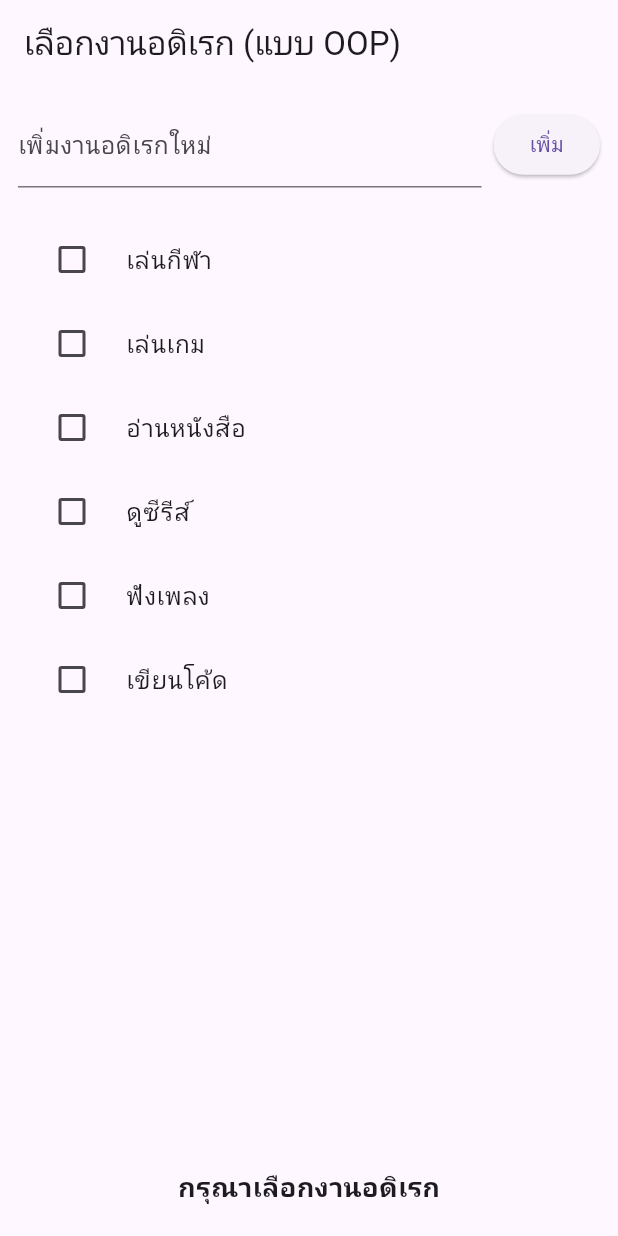
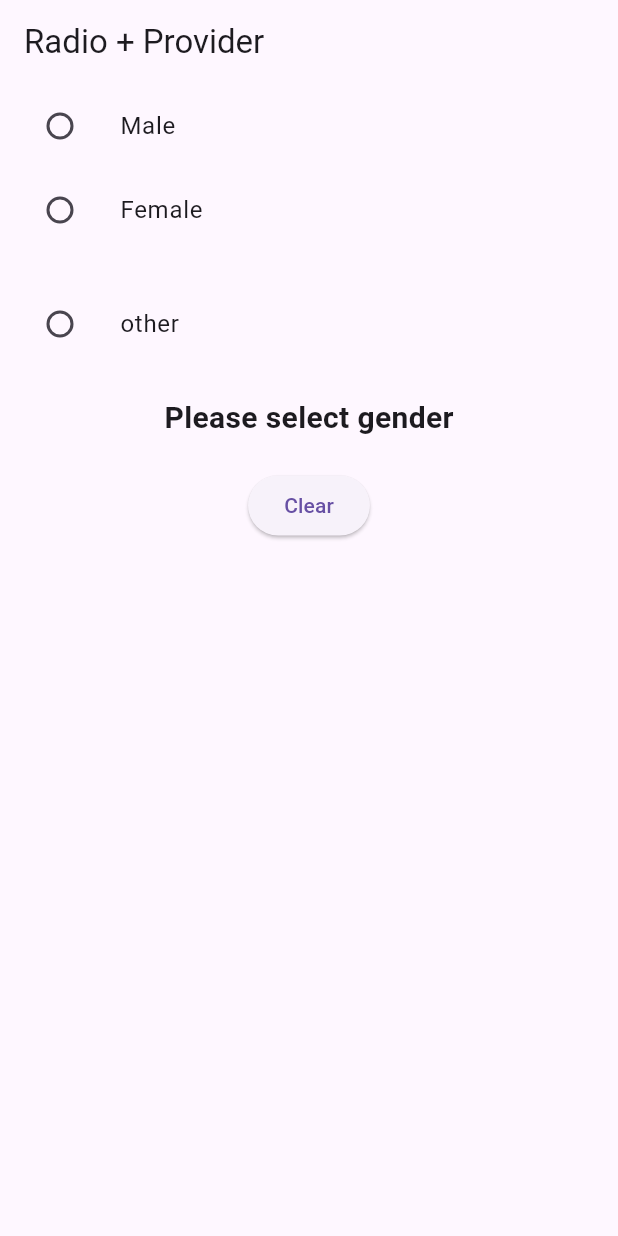
Before and after one commit to fanb1t/mobile-flutter, a Flutter app: the screen it shows after launch, on a phone screen of 412 x 824 dp. Run offline on Flutter 3.47's test engine with Material 3 defaults, Android fonts, the light colour scheme and no system bars.

Commit message:
เรียนprovider

```diff
--- a/lib/main.dart
+++ b/lib/main.dart
@@ -1,140 +1,98 @@
 import 'package:flutter/material.dart';
+import 'package:provider/provider.dart';
 
-void main() => runApp(const MyApp());
+// การแจ้งเตือน rpovider เมื่อมีการเปลี่ยนแปลงข้อมูลจากlogicคำนวณจะส่งแจ้งเตือน UI
+void main() {
+  runApp(
+    ChangeNotifierProvider(
+      create: (_) => GenderProvider(),
+      child: MyApp(),
+    ),
+  );
+}
 
+// Main app widget
 class MyApp extends StatelessWidget {
-  const MyApp({super.key});
   @override
   Widget build(BuildContext context) {
-    return const MaterialApp(home: HobbyPage());
+    return MaterialApp(
+      title: 'Radio + Provider',
+      home: GenderScreen(),
+    );
   }
 }
 
-// โมเดลแบบ OOP สำหรับเก็บข้อมูลแต่ละ checkbox
-class HobbyItem {
-  final String name;
-  bool selected;
-  HobbyItem(this.name, {this.selected = false});
+// State management class
+class GenderProvider with ChangeNotifier {
+  String? _selectedGender;
+
+  String? get selectedGender => _selectedGender;
+
+  void selectGender(String gender) {
+    _selectedGender = gender;
+    notifyListeners(); // ����� UI rebuild
   }
 
-class HobbyPage extends StatefulWidget {
-  const HobbyPage({super.key});
-  @override
-  State<HobbyPage> createState() => _HobbyPageState();
+  void clearGender() {
+    _selectedGender = null;
+    notifyListeners();
+  }
 }
 
-class _HobbyPageState extends State<HobbyPage> {
-  final List<HobbyItem> _items = [
-    HobbyItem('เล่นกีฬา'),
-    HobbyItem('เล่นเกม'),
-    HobbyItem('อ่านหนังสือ'),
-    HobbyItem('ดูซีรีส์'),
-    HobbyItem('ฟังเพลง'),
-    HobbyItem('เขียนโค้ด'),
-  ];
-
-  final TextEditingController _controller = TextEditingController();
-  final int maxSelected = 4; // เปลี่ยนค่าตามต้องการ
-
-  int get selectedCount => _items.where((e) => e.selected).length;
-
-  void _toggleItem(int index, bool? value) {
-    final bool newVal = value ?? false;
-    // บังคับจำกัดจำนวน ถ้าพยายามเลือกเพิ่มเมื่อถึง limit ให้แจ้งเตือน
-    if (newVal && selectedCount >= maxSelected) {
-      ScaffoldMessenger.of(context).showSnackBar(
-        SnackBar(content: Text('คุณไม่สามารถเลือกเกิน $maxSelected งานอดิเรก')),
-      );
-      return;
-    }
-
-    setState(() {
-      _items[index].selected = newVal;
-    });
-  }
-
-  void _addItem() {
-    final text = _controller.text.trim();
-    if (text.isEmpty) return;
-    setState(() {
-      _items.add(HobbyItem(text));
-      _controller.clear();
-    });
-  }
-
-  @override
-  void dispose() {
-    _controller.dispose();
-    super.dispose();
-  }
-
-  Widget _buildList() {
-    return ListView.builder(
-      padding: const EdgeInsets.symmetric(vertical: 8),
-      itemCount: _items.length,
-      itemBuilder: (context, i) {
-        final item = _items[i];
-        return CheckboxListTile(
-          title: Text(item.name),
-          value: item.selected,
-          onChanged: (v) => _toggleItem(i, v),
-          controlAffinity: ListTileControlAffinity.leading,
-        );
-      },
-    );
-  }
-
+// UI widget
+class GenderScreen extends StatelessWidget {
   @override
   Widget build(BuildContext context) {
+    final genderProvider = context.watch<GenderProvider>();  //  ที่สำคัญมีการสังเกตจาก  provider คำนวณ
+
     return Scaffold(
-      appBar: AppBar(title: const Text('เลือกงานอดิเรก (แบบ OOP)')),
-      body: Padding(
-        padding: const EdgeInsets.all(12),
-        child: Column(
+      appBar: AppBar(title: Text('Radio + Provider')),
+      body: Column(
         children: [
-            // ช่องเพิ่มรายการใหม่ (optional)
-            Row(
-              children: [
-                Expanded(
-                  child: TextField(
-                    controller: _controller,
-                    decoration: const InputDecoration(
-                      labelText: 'เพิ่มงานอดิเรกใหม่',
-                      hintText: 'เช่น วาดรูป, ปลูกต้นไม้',
-                    ),
-                    onSubmitted: (_) => _addItem(),
+          ListTile(
+            title: Text("Male"),
+            leading: Radio<String>(
+              value: "Male",
+              groupValue: genderProvider.selectedGender,
+              onChanged: (value) {
+                genderProvider.selectGender(value!);
+              },
             ),
           ),
-                const SizedBox(width: 8),
-                ElevatedButton(onPressed: _addItem, child: const Text('เพิ่ม')),
-              ],
-            ),
-            const SizedBox(height: 12),
-
-            // รายการ checkbox (เลื่อนดูได้)
-            Expanded(child: _buildList()),
-
-            const SizedBox(height: 12),
-
-            // ข้อความสรุป + ข้อความเตือน (แยก widget เพื่อความชัดเจน)
-            Text(
-              selectedCount == 0
-                  ? 'กรุณาเลือกงานอดิเรก'
-                  : 'คุณเลือกงานอดิเรกทั้งหมด: $selectedCount',
-              style: const TextStyle(fontSize: 18, fontWeight: FontWeight.w600),
-            ),
-            if (selectedCount > maxSelected)
-              // กรณีนี้จริง ๆ จะไม่เกิดเพราะเราป้องกันไว้ก่อนหน้า แต่ยังคงใส่ไว้เป็นตัวอย่าง
-              const Padding(
-                padding: EdgeInsets.only(top: 6),
-                child: Text(
-                  'คุณเลือกมากเกินไป',
-                  style: TextStyle(color: Colors.red),
+          ListTile(
+            title: Text("Female"),
+            leading: Radio<String>(
+              value: "Female",
+              groupValue: genderProvider.selectedGender,
+              onChanged: (value) {
+                genderProvider.selectGender(value!);
+              },
             ),
           ),
-            const SizedBox(height: 8),
+          SizedBox(height: 20),
+          ListTile(
+            title: Text("other"),
+            leading: Radio<String>(
+              value: "other",
+              groupValue: genderProvider.selectedGender,
+              onChanged: (value) {
+                genderProvider.selectGender(value!);
+              },
+            ),
+          ),
+          SizedBox(height: 20),
+          Text(
+            genderProvider.selectedGender == null
+                ? "Please select gender"
+                : "You selected: ${genderProvider.selectedGender}",
+            style: TextStyle(fontSize: 20, fontWeight: FontWeight.bold),
+          ),
+          SizedBox(height: 20),
+          ElevatedButton(
+            onPressed: () => genderProvider.clearGender(),
+            child: Text("Clear"),
+          ),
         ],
-        ),
       ),
     );
   }
--- a/pubspec.yaml
+++ b/pubspec.yaml
@@ -9,6 +9,8 @@ environment:
 dependencies:
   flutter:
     sdk: flutter
+  provider: ^6.1.5
+
 
 dev_dependencies:
   flutter_test:
@@ -17,5 +19,3 @@ dev_dependencies:
 
 flutter:
   uses-material-design: true
-  assets:
-      - asset/images/pic.jpg
```
Also changed, not shown: pubspec.lock. Lines whose indentation alone changed are shown as unchanged.
